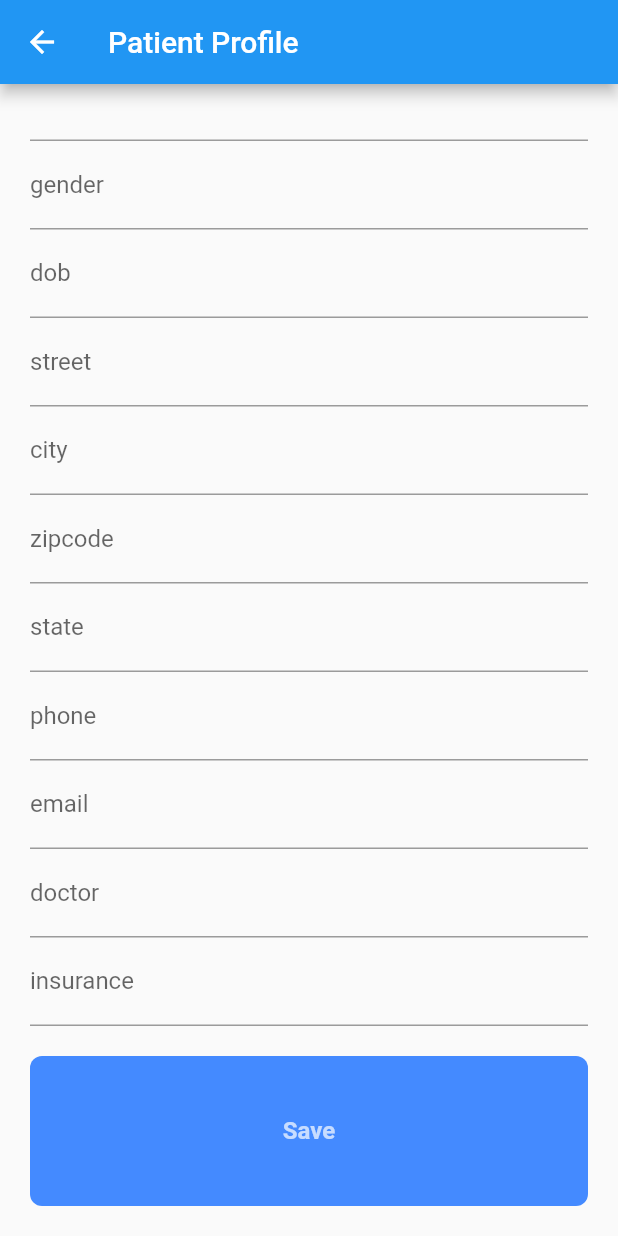
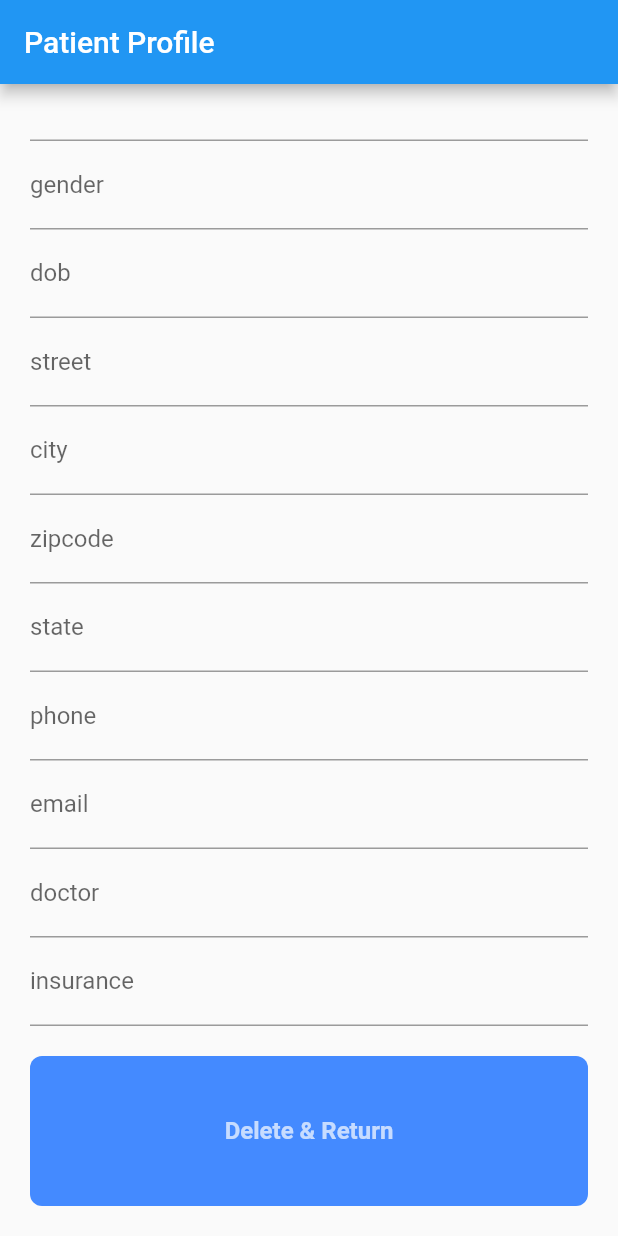
Before and after one commit to teaguestockwell/doctors-patient-database, a Flutter app: the ProfileEdit screen opened directly with empty values, scrolled down 57 dp, on a phone screen of 412 x 824 dp. Run offline on Flutter 3.47's test engine with Material 2 defaults, Android fonts, the phone set to English and light mode, and no system bars; our stand-ins replace cloud_firestore, firebase_core; accounts and stored records are empty; statements that could not run were skipped.

Commit message:
add profile

```diff
--- /dev/null
+++ b/lib/models/commom_model.dart
@@ -0,0 +1,5 @@
+abstract class CommonModel{
+  static var numFields;
+  Map<String,String> get toMap;
+  CommonModel.fromJson();
+}
--- a/lib/models/patient.dart
+++ b/lib/models/patient.dart
@@ -1,6 +1,8 @@
 import 'package:flutter/foundation.dart';
 
-class Patient{
+import 'commom_model.dart';
+
+class Patient implements CommonModel{
   String
     id,
     name,
--- a/lib/screens/profile_edit.dart
+++ b/lib/screens/profile_edit.dart
@@ -41,7 +41,7 @@ class PatientFeilds extends StatefulWidget {
 }
 
 class _PatientFeildsState extends State<PatientFeilds> {
-  var service = PatientService();
+  final service = PatientService();
   Patient pat;
 
   //copy the new key and value into a new patient
@@ -51,6 +51,12 @@ class _PatientFeildsState extends State<PatientFeilds> {
 
   void save(){
     service.createOrUpdate(pat.toMap, this.widget.id).then((_){ showSnack();});
+  }
+
+  void delete(){
+    service.delete(this.widget.id).then(
+      (_) => Navigator.pop(context)
+    );
   }
 
   void showSnack(){
@@ -64,7 +70,9 @@ class _PatientFeildsState extends State<PatientFeilds> {
 
   Widget getFeild(int i, Map m){
     if(i < Patient.numFields){
-      if(i > 0){
+
+      if(i==0){return Text('id: ${m['id']}');}
+
       final value = m.values.elementAt(i);
       final key = m.keys.elementAt(i);
       return TextField(
@@ -72,13 +80,15 @@ class _PatientFeildsState extends State<PatientFeilds> {
         decoration: InputDecoration(labelText: key),
         onChanged: (s){onChanged(key,s);},
       );
-      }else{
-      return Text('id: ${m['id']}');
     }
-    }else{
+
+    if(i == Patient.numFields){
+      return But(text: 'Delete & Return', onpress: delete);
+    }
+
     return But(text: 'Save', onpress: save);
    }
-  }
+
 
   @override
   Widget build(BuildContext context) {
--- a/lib/services/patient_service.dart
+++ b/lib/services/patient_service.dart
@@ -32,6 +32,11 @@ class PatientService{
     ).toList();
   }
 
+  //delete patient doc
+  Future delete(String id){
+    return patientsCollection.doc(id).delete();
+  }
+
 
   //get patient streams
   Stream<List<Patient>> get patients {
```
Also changed, not shown: lib/main.dart (+5 -2 lines), lib/screens/patient_search.dart (deleted, +0 -69 lines), lib/screens/profile_add.dart (+36 -4 lines), lib/screens/profile_search.dart (added, +89 -0 lines). Lines whose indentation alone changed are shown as unchanged.
